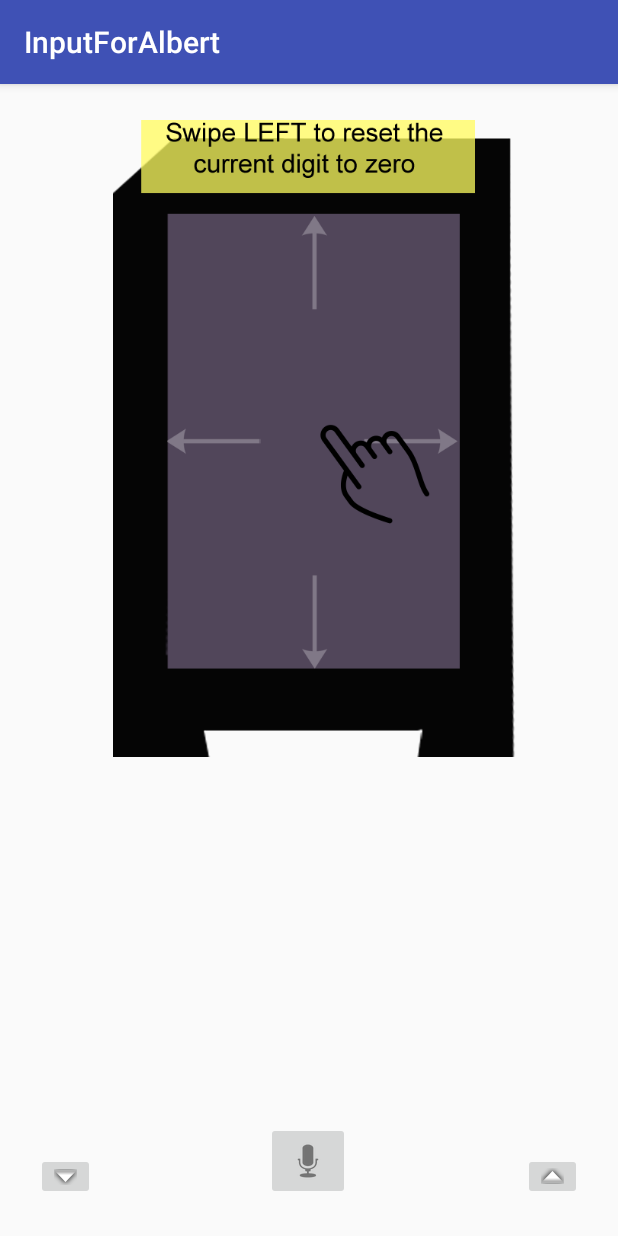
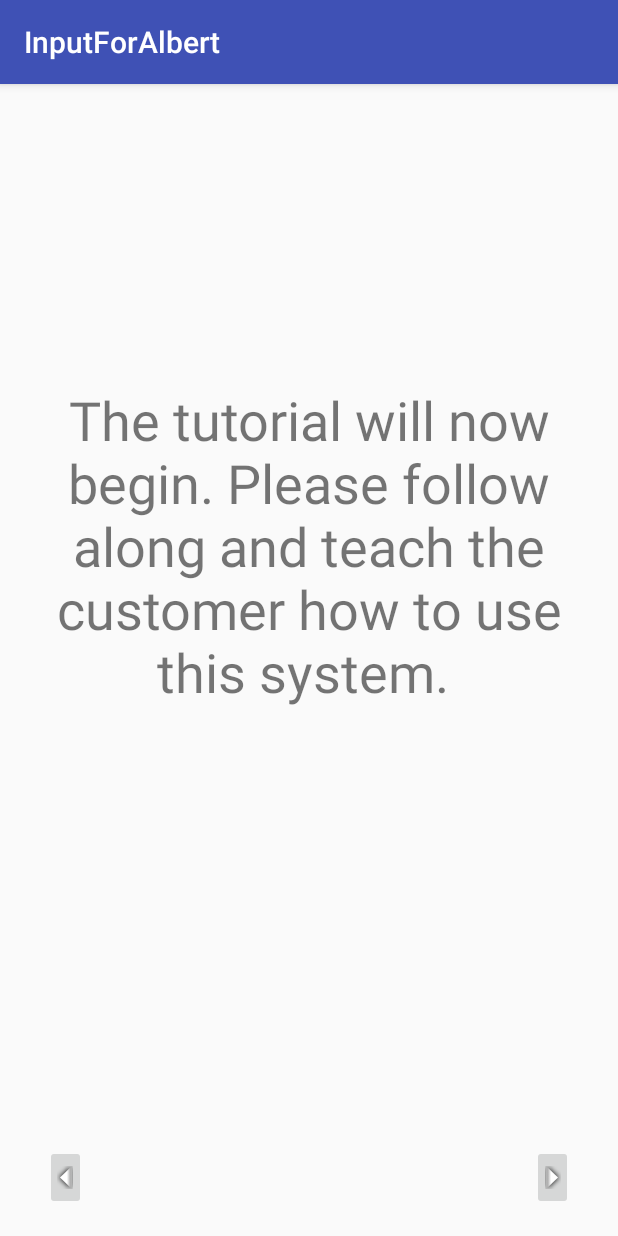
Before and after one commit to vs6063/InputForAlbert, an Android app: the screen it shows after launch (Tutorial1 before the commit, TutorialStart after it), after a tap on "NO", on a phone screen of 412 x 824 dp. Run offline under Robolectric (Android 15) with nearby library versions, the phone set to English and light mode, and no system bars; 2 statements that could not run were skipped.

Commit message:
added sound to each tutorial slide. added a begin tutorial and end tutorial screen.

```diff
--- a/app/build.gradle
+++ b/app/build.gradle
@@ -20,11 +20,11 @@ android {
 }
 
 dependencies {
-    compile 'pl.droidsonroids.gif:android-gif-drawable:1.2.8'
     compile fileTree(dir: 'libs', include: ['*.jar'])
     androidTestCompile('com.android.support.test.espresso:espresso-core:2.2.2', {
         exclude group: 'com.android.support', module: 'support-annotations'
     })
+    compile 'pl.droidsonroids.gif:android-gif-drawable:1.2.8'
     compile 'com.android.support:appcompat-v7:25.3.1'
     compile 'com.android.support.constraint:constraint-layout:1.0.2'
     compile 'com.android.support:design:25.3.1'
--- a/app/src/main/AndroidManifest.xml
+++ b/app/src/main/AndroidManifest.xml
@@ -24,7 +24,9 @@
         <activity android:name=".Tutorial2" />
         <activity android:name=".Tutorial3" />
         <activity android:name=".Tutorial4" />
-        <activity android:name=".Tutorial5"></activity>
+        <activity android:name=".Tutorial5" />
+        <activity android:name=".TutorialStart" />
+        <activity android:name=".TutorialEnd"></activity>
     </application>
 
 </manifest>
--- a/app/src/main/java/com/example/inputforalbert/Startup.java
+++ b/app/src/main/java/com/example/inputforalbert/Startup.java
@@ -24,7 +24,7 @@ public class Startup extends AppCompatActivity {
         final Button noButton = (Button) findViewById(R.id.noButton);
         noButton.setOnClickListener(new View.OnClickListener() {
             public void onClick(View v) {
-                Intent tutorial = new Intent(getApplicationContext(), Tutorial1.class);
+                Intent tutorial = new Intent(getApplicationContext(), TutorialStart.class);
                 startActivity(tutorial);
             }
         });
--- a/app/src/main/java/com/example/inputforalbert/Tutorial2.java
+++ b/app/src/main/java/com/example/inputforalbert/Tutorial2.java
@@ -2,6 +2,7 @@ package com.example.inputforalbert;
 
 import android.content.Intent;
 import android.media.MediaPlayer;
+import android.provider.MediaStore;
 import android.support.v7.app.AppCompatActivity;
 import android.os.Bundle;
 import android.view.View;
@@ -13,18 +14,18 @@ public class Tutorial2 extends AppCompatActivity {
     private ImageButton backButton;
 
     private ImageButton playSound;
-    private MediaPlayer tutorialScript;
 
     @Override
     protected void onCreate(Bundle savedInstanceState) {
         super.onCreate(savedInstanceState);
         setContentView(R.layout.activity_tutorial2);
 
-        tutorialScript = MediaPlayer.create(this, R.raw.p2);
+        final MediaPlayer tutorialScript = MediaPlayer.create(Tutorial2.this, R.raw.step_2);
 
         nextButton = (ImageButton) findViewById(R.id.nextButton);
         nextButton.setOnClickListener(new View.OnClickListener() {
             public void onClick(View v) {
+                tutorialScript.release();
                 Intent nextTutorial = new Intent(getApplicationContext(), Tutorial3.class);
                 startActivity(nextTutorial);
             }
@@ -33,6 +34,7 @@ public class Tutorial2 extends AppCompatActivity {
         backButton = (ImageButton) findViewById(R.id.backButton);
         backButton.setOnClickListener(new View.OnClickListener() {
             public void onClick(View v) {
+                tutorialScript.release();
                 Intent prevTutorial = new Intent(getApplicationContext(), Tutorial1.class);
                 startActivity(prevTutorial);
             }
--- a/app/src/main/java/com/example/inputforalbert/Tutorial4.java
+++ b/app/src/main/java/com/example/inputforalbert/Tutorial4.java
@@ -13,18 +13,18 @@ public class Tutorial4 extends AppCompatActivity {
     private ImageButton backButton;
 
     private ImageButton playSound;
-    private MediaPlayer tutorialScript;
 
     @Override
     protected void onCreate(Bundle savedInstanceState) {
         super.onCreate(savedInstanceState);
         setContentView(R.layout.activity_tutorial4);
 
-        tutorialScript = MediaPlayer.create(this, R.raw.p4);
+        final MediaPlayer tutorialScript = MediaPlayer.create(this, R.raw.step_4);
 
         nextButton = (ImageButton) findViewById(R.id.nextButton);
         nextButton.setOnClickListener(new View.OnClickListener() {
             public void onClick(View v) {
+                tutorialScript.release();
                 Intent nextTutorial = new Intent(getApplicationContext(), Tutorial5.class);
                 startActivity(nextTutorial);
             }
@@ -33,6 +33,7 @@ public class Tutorial4 extends AppCompatActivity {
         backButton = (ImageButton) findViewById(R.id.backButton);
         backButton.setOnClickListener(new View.OnClickListener() {
             public void onClick(View v) {
+                tutorialScript.release();
                 Intent prevTutorial = new Intent(getApplicationContext(), Tutorial3.class);
                 startActivity(prevTutorial);
             }
--- /dev/null
+++ b/app/src/main/java/com/example/inputforalbert/TutorialStart.java
@@ -0,0 +1,35 @@
+package com.example.inputforalbert;
+
+import android.content.Intent;
+import android.support.v7.app.AppCompatActivity;
+import android.os.Bundle;
+import android.view.View;
+import android.widget.ImageButton;
+
+public class TutorialStart extends AppCompatActivity {
+
+    private ImageButton nextButton;
+    private ImageButton backButton;
+
+    @Override
+    protected void onCreate(Bundle savedInstanceState) {
+        super.onCreate(savedInstanceState);
+        setContentView(R.layout.activity_tutorial_start);
+
+        nextButton = (ImageButton) findViewById(R.id.nextButton);
+        nextButton.setOnClickListener(new View.OnClickListener() {
+            public void onClick(View v) {
+                Intent nextTutorial = new Intent(getApplicationContext(), Startup.class);
+                startActivity(nextTutorial);
+            }
+        });
+
+        backButton = (ImageButton) findViewById(R.id.backButton);
+        backButton.setOnClickListener(new View.OnClickListener() {
+            public void onClick(View v) {
+                Intent prevTutorial = new Intent(getApplicationContext(), Tutorial1.class);
+                startActivity(prevTutorial);
+            }
+        });
+    }
+}
--- a/app/src/main/res/layout/activity_tutorial1.xml
+++ b/app/src/main/res/layout/activity_tutorial1.xml
@@ -10,21 +10,23 @@
         android:id="@+id/backButton"
         android:layout_width="wrap_content"
         android:layout_height="wrap_content"
-        app:srcCompat="@android:drawable/arrow_down_float"
+        android:layout_marginBottom="23dp"
         android:layout_marginLeft="24dp"
+        android:rotation="90"
+        app:layout_constraintBottom_toBottomOf="parent"
         app:layout_constraintLeft_toLeftOf="parent"
-        app:layout_constraintBottom_toBottomOf="parent"
-        android:layout_marginBottom="24dp" />
+        app:srcCompat="@android:drawable/arrow_down_float" />
 
     <ImageButton
         android:id="@+id/nextButton"
         android:layout_width="wrap_content"
         android:layout_height="wrap_content"
-        app:srcCompat="@android:drawable/arrow_up_float"
+        android:layout_marginBottom="23dp"
         android:layout_marginRight="24dp"
+        android:rotation="90"
+        app:layout_constraintBottom_toBottomOf="parent"
         app:layout_constraintRight_toRightOf="parent"
-        app:layout_constraintBottom_toBottomOf="parent"
-        android:layout_marginBottom="24dp" />
+        app:srcCompat="@android:drawable/arrow_up_float" />
 
     <pl.droidsonroids.gif.GifImageView
         android:layout_width="313dp"
--- /dev/null
+++ b/app/src/main/res/layout/activity_tutorial_start.xml
@@ -0,0 +1,55 @@
+<?xml version="1.0" encoding="utf-8"?>
+<android.support.constraint.ConstraintLayout xmlns:android="http://schemas.android.com/apk/res/android"
+    xmlns:app="http://schemas.android.com/apk/res-auto"
+    xmlns:tools="http://schemas.android.com/tools"
+    android:layout_width="match_parent"
+    android:layout_height="match_parent"
+    tools:context="com.example.inputforalbert.TutorialStart">
+
+    <android.support.constraint.Guideline
+        android:layout_width="wrap_content"
+        android:layout_height="wrap_content"
+        android:id="@+id/guideline2"
+        android:orientation="horizontal"
+        app:layout_constraintGuide_percent="0.4" />
+
+    <TextView
+        android:id="@+id/textView"
+        android:layout_width="0dp"
+        android:layout_height="wrap_content"
+        android:layout_marginBottom="8dp"
+        android:layout_marginLeft="8dp"
+        android:layout_marginRight="8dp"
+        android:layout_marginTop="0dp"
+        android:text="The tutorial will now begin. Please follow along and teach the customer how to use this system. "
+        android:textAlignment="center"
+        android:textSize="36sp"
+        app:layout_constraintBottom_toTopOf="@+id/guideline2"
+        app:layout_constraintHorizontal_bias="0.0"
+        app:layout_constraintLeft_toLeftOf="parent"
+        app:layout_constraintRight_toRightOf="parent"
+        app:layout_constraintTop_toTopOf="@+id/guideline2"
+        app:layout_constraintVertical_bias="0.479" />
+
+    <ImageButton
+        android:id="@+id/imageButton3"
+        android:layout_width="wrap_content"
+        android:layout_height="wrap_content"
+        android:layout_marginBottom="23dp"
+        android:layout_marginRight="24dp"
+        android:rotation="90"
+        app:layout_constraintBottom_toBottomOf="parent"
+        app:layout_constraintRight_toRightOf="parent"
+        app:srcCompat="@android:drawable/arrow_up_float" />
+
+    <ImageButton
+        android:id="@+id/imageButton4"
+        android:layout_width="wrap_content"
+        android:layout_height="wrap_content"
+        android:layout_marginBottom="23dp"
+        android:layout_marginLeft="24dp"
+        android:rotation="90"
+        app:layout_constraintBottom_toBottomOf="parent"
+        app:layout_constraintLeft_toLeftOf="parent"
+        app:srcCompat="@android:drawable/arrow_down_float" />
+</android.support.constraint.ConstraintLayout>
```
Also changed, not shown: app/src/main/java/com/example/inputforalbert/Tutorial1.java (+4 -8 lines), app/src/main/java/com/example/inputforalbert/Tutorial5.java (+5 -3 lines), app/src/main/java/com/example/inputforalbert/TutorialEnd.java (added, +35 -0 lines), app/src/main/res/layout/activity_tutorial2.xml (+9 -7 lines), app/src/main/res/layout/activity_tutorial3.xml (+9 -7 lines), app/src/main/res/layout/activity_tutorial4.xml (+8 -6 lines), app/src/main/res/layout/activity_tutorial5.xml (+23 -6 lines), app/src/main/res/layout/activity_tutorial_end.xml (added, +53 -0 lines).
